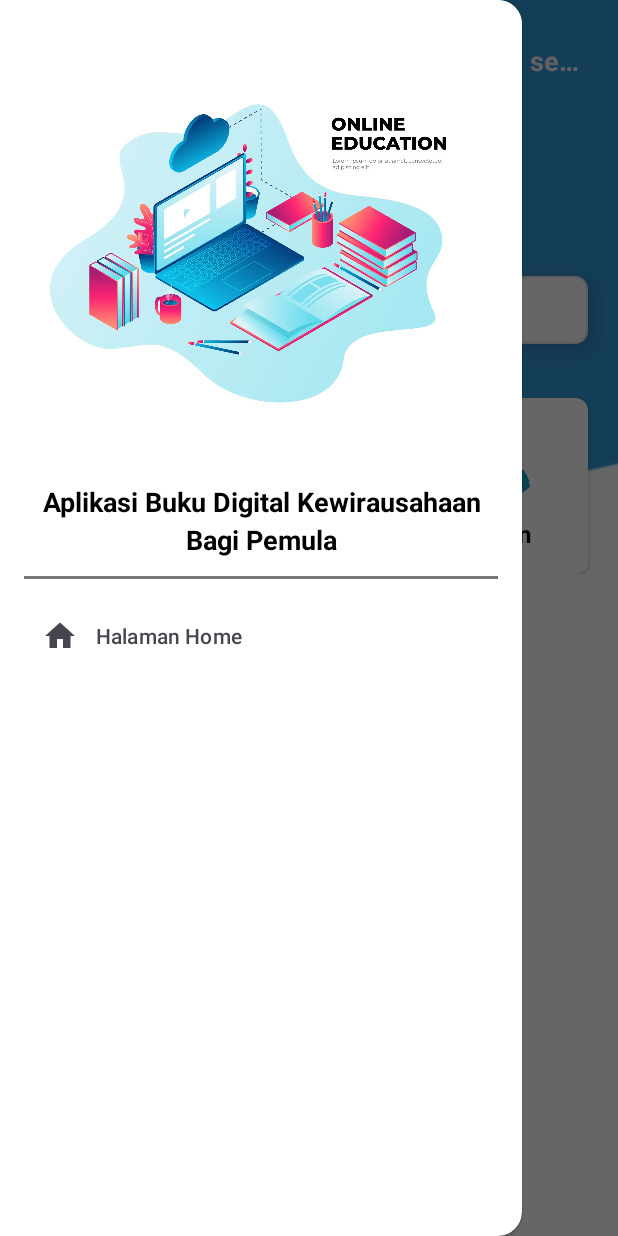
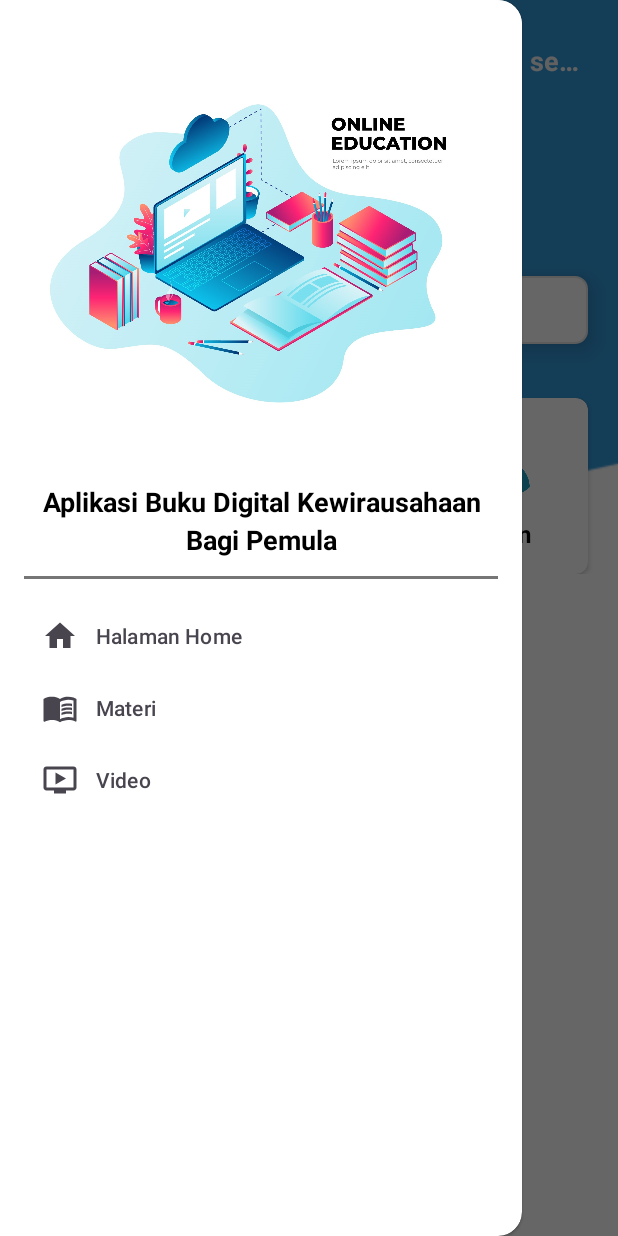
Before and after one commit to MunMunDev/Aplikasi-Buku-Digital-Kewirausahaan-Bagi-Pemula, an Android app: the screen it shows after launch (MainActivity), with the side drawer open, on a phone screen of 412 x 824 dp. Run offline under Robolectric (Android 15) with nearby library versions, the phone set to English and light mode, and no system bars; our stand-ins replace Dagger/Hilt's generated code, Shimmer.

Commit message:
menambahkan menu navigation drawer pada user

```diff
--- a/app/src/main/java/com/example/aplikasibukudigitalkewirausahaanbagipemula/utils/KontrolNavigationDrawer.kt
+++ b/app/src/main/java/com/example/aplikasibukudigitalkewirausahaanbagipemula/utils/KontrolNavigationDrawer.kt
@@ -11,6 +11,8 @@ import androidx.drawerlayout.widget.DrawerLayout
 import com.bumptech.glide.load.engine.Resource
 import com.example.aplikasibukudigitalkewirausahaanbagipemula.R
 import com.example.aplikasibukudigitalkewirausahaanbagipemula.ui.activity.main.MainActivity
+import com.example.aplikasibukudigitalkewirausahaanbagipemula.ui.activity.materi.MateriActivity
+import com.example.aplikasibukudigitalkewirausahaanbagipemula.ui.activity.video.VideoActivity
 
 class KontrolNavigationDrawer(var context: Context) {
     var sharedPreferences = SharedPreferencesLogin(context)
@@ -30,6 +32,16 @@ class KontrolNavigationDrawer(var context: Context) {
             when(it.itemId) {
                 R.id.userNavDrawerHome -> {
                     val intent = Intent(context, MainActivity::class.java)
+                    context.startActivity(intent)
+                    activity.finish()
+                }
+                R.id.userNavDrawerMateri -> {
+                    val intent = Intent(context, MateriActivity::class.java)
+                    context.startActivity(intent)
+                    activity.finish()
+                }
+                R.id.userNavDrawerVideo -> {
+                    val intent = Intent(context, VideoActivity::class.java)
                     context.startActivity(intent)
                     activity.finish()
                 }
--- /dev/null
+++ b/app/src/main/res/drawable/baseline_menu_book_24.xml
@@ -0,0 +1,8 @@
+<vector android:autoMirrored="true" android:height="24dp"
+    android:tint="#100F0F" android:viewportHeight="24"
+    android:viewportWidth="24" android:width="24dp" xmlns:android="http://schemas.android.com/apk/res/android">
+    <path android:fillColor="@android:color/white" android:pathData="M21,5c-1.11,-0.35 -2.33,-0.5 -3.5,-0.5c-1.95,0 -4.05,0.4 -5.5,1.5c-1.45,-1.1 -3.55,-1.5 -5.5,-1.5S2.45,4.9 1,6v14.65c0,0.25 0.25,0.5 0.5,0.5c0.1,0 0.15,-0.05 0.25,-0.05C3.1,20.45 5.05,20 6.5,20c1.95,0 4.05,0.4 5.5,1.5c1.35,-0.85 3.8,-1.5 5.5,-1.5c1.65,0 3.35,0.3 4.75,1.05c0.1,0.05 0.15,0.05 0.25,0.05c0.25,0 0.5,-0.25 0.5,-0.5V6C22.4,5.55 21.75,5.25 21,5zM21,18.5c-1.1,-0.35 -2.3,-0.5 -3.5,-0.5c-1.7,0 -4.15,0.65 -5.5,1.5V8c1.35,-0.85 3.8,-1.5 5.5,-1.5c1.2,0 2.4,0.15 3.5,0.5V18.5z"/>
+    <path android:fillColor="@android:color/white" android:pathData="M17.5,10.5c0.88,0 1.73,0.09 2.5,0.26V9.24C19.21,9.09 18.36,9 17.5,9c-1.7,0 -3.24,0.29 -4.5,0.83v1.66C14.13,10.85 15.7,10.5 17.5,10.5z"/>
+    <path android:fillColor="@android:color/white" android:pathData="M13,12.49v1.66c1.13,-0.64 2.7,-0.99 4.5,-0.99c0.88,0 1.73,0.09 2.5,0.26V11.9c-0.79,-0.15 -1.64,-0.24 -2.5,-0.24C15.8,11.66 14.26,11.96 13,12.49z"/>
+    <path android:fillColor="@android:color/white" android:pathData="M17.5,14.33c-1.7,0 -3.24,0.29 -4.5,0.83v1.66c1.13,-0.64 2.7,-0.99 4.5,-0.99c0.88,0 1.73,0.09 2.5,0.26v-1.52C19.21,14.41 18.36,14.33 17.5,14.33z"/>
+</vector>
--- /dev/null
+++ b/app/src/main/res/drawable/baseline_ondemand_video_24.xml
@@ -0,0 +1,5 @@
+<vector android:height="24dp" android:tint="#100F0F"
+    android:viewportHeight="24" android:viewportWidth="24"
+    android:width="24dp" xmlns:android="http://schemas.android.com/apk/res/android">
+    <path android:fillColor="@android:color/white" android:pathData="M21,3L3,3c-1.11,0 -2,0.89 -2,2v12c0,1.1 0.89,2 2,2h5v2h8v-2h5c1.1,0 1.99,-0.9 1.99,-2L23,5c0,-1.11 -0.9,-2 -2,-2zM21,17L3,17L3,5h18v12zM16,11l-7,4L9,7z"/>
+</vector>
--- a/app/src/main/res/menu/nav_menu_user.xml
+++ b/app/src/main/res/menu/nav_menu_user.xml
@@ -8,14 +8,14 @@
             android:id="@+id/userNavDrawerHome"
             android:title="Halaman Home"
             android:icon="@drawable/baseline_home_24"/>
-<!--        <item-->
-<!--            android:id="@+id/userNavDrawerRiwayatPembayaran"-->
-<!--            android:title="Riwayat Pembayaran"-->
-<!--            android:icon="@drawable/icon_riwayat_pembayaran"/>-->
-<!--        <item-->
-<!--            android:id="@+id/userNavDrawerAkun"-->
-<!--            android:title="Akun Anda"-->
-<!--            android:icon="@drawable/baseline_person_24"/>-->
+        <item
+            android:id="@+id/userNavDrawerMateri"
+            android:title="Materi"
+            android:icon="@drawable/baseline_menu_book_24"/>
+        <item
+            android:id="@+id/userNavDrawerVideo"
+            android:title="Video"
+            android:icon="@drawable/baseline_ondemand_video_24"/>
     </group>
 
 <!--    <group android:id="@+id/userDrawerBottom">-->
```
